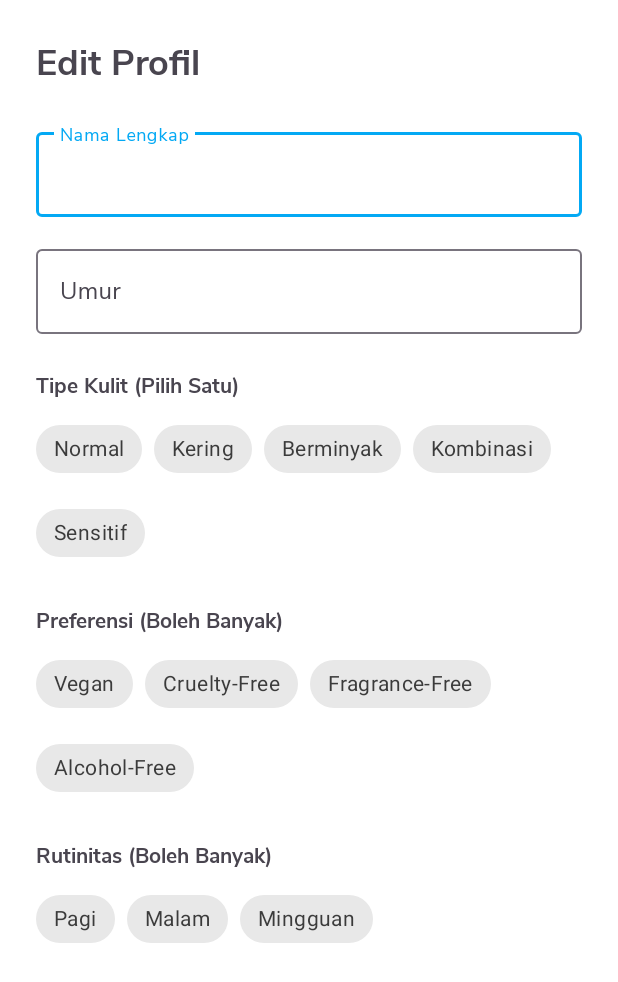
After one commit to jerrover/UTS-UAS_Mobile_App_Programming, an Android app: the layout dialog_edit_profile.xml on its own in the app's theme, with its tools: preview values and no code run, on a phone screen of 412 x 824 dp. The commit adds this screen. Shown: the top 982 px of the screen. Run offline under Robolectric (Android 15) with nearby library versions, the phone set to English and light mode, and no system bars.

Commit message:
bisa edit profil (50%)

```diff
--- /dev/null
+++ b/app/src/main/res/layout/dialog_edit_profile.xml
@@ -0,0 +1,155 @@
+<?xml version="1.0" encoding="utf-8"?>
+<ScrollView xmlns:android="http://schemas.android.com/apk/res/android"
+    xmlns:app="http://schemas.android.com/apk/res-auto"
+    android:layout_width="match_parent"
+    android:layout_height="match_parent">
+
+    <LinearLayout
+        android:layout_width="match_parent"
+        android:layout_height="wrap_content"
+        android:orientation="vertical"
+        android:padding="24dp">
+
+        <TextView
+            android:layout_width="wrap_content"
+            android:layout_height="wrap_content"
+            android:text="Edit Profil"
+            android:textSize="24sp"
+            android:textStyle="bold"
+            android:layout_marginBottom="24dp"/>
+
+        <com.google.android.material.textfield.TextInputLayout
+            android:layout_width="match_parent"
+            android:layout_height="wrap_content"
+            android:hint="Nama Lengkap"
+            android:layout_marginBottom="16dp">
+
+            <com.google.android.material.textfield.TextInputEditText
+                android:id="@+id/etEditName"
+                android:layout_width="match_parent"
+                android:layout_height="wrap_content"
+                android:inputType="textPersonName" />
+        </com.google.android.material.textfield.TextInputLayout>
+
+        <com.google.android.material.textfield.TextInputLayout
+            android:layout_width="match_parent"
+            android:layout_height="wrap_content"
+            android:hint="Umur"
+            android:layout_marginBottom="24dp">
+
+            <com.google.android.material.textfield.TextInputEditText
+                android:id="@+id/etEditAge"
+                android:layout_width="match_parent"
+                android:layout_height="wrap_content"
+                android:inputType="number" />
+        </com.google.android.material.textfield.TextInputLayout>
+
+        <TextView
+            android:layout_width="wrap_content"
+            android:layout_height="wrap_content"
+            android:text="Tipe Kulit (Pilih Satu)"
+            android:textStyle="bold"
+            android:layout_marginBottom="8dp"/>
+
+        <com.google.android.material.chip.ChipGroup
+            android:id="@+id/cgSkinType"
+            android:layout_width="match_parent"
+            android:layout_height="wrap_content"
+            app:singleSelection="true"
+            app:selectionRequired="true"
+            android:layout_marginBottom="24dp">
+
+            <com.google.android.material.chip.Chip
+                style="@style/Widget.MaterialComponents.Chip.Choice"
+                android:layout_width="wrap_content"
+                android:layout_height="wrap_content"
+                android:text="Normal" />
+            <com.google.android.material.chip.Chip
+                style="@style/Widget.MaterialComponents.Chip.Choice"
+                android:layout_width="wrap_content"
+                android:layout_height="wrap_content"
+                android:text="Kering" />
+            <com.google.android.material.chip.Chip
+                style="@style/Widget.MaterialComponents.Chip.Choice"
+                android:layout_width="wrap_content"
+                android:layout_height="wrap_content"
+                android:text="Berminyak" />
+            <com.google.android.material.chip.Chip
+                style="@style/Widget.MaterialComponents.Chip.Choice"
+                android:layout_width="wrap_content"
+                android:layout_height="wrap_content"
+                android:text="Kombinasi" />
+            <com.google.android.material.chip.Chip
+                style="@style/Widget.MaterialComponents.Chip.Choice"
+                android:layout_width="wrap_content"
+                android:layout_height="wrap_content"
+                android:text="Sensitif" />
+        </com.google.android.material.chip.ChipGroup>
+
+        <TextView
+            android:layout_width="wrap_content"
+            android:layout_height="wrap_content"
+            android:text="Preferensi (Boleh Banyak)"
+            android:textStyle="bold"
+            android:layout_marginBottom="8dp"/>
+
+        <com.google.android.material.chip.ChipGroup
+            android:id="@+id/cgPreferences"
+            android:layout_width="match_parent"
+            android:layout_height="wrap_content"
+            android:layout_marginBottom="24dp">
+
+            <com.google.android.material.chip.Chip
+                style="@style/Widget.MaterialComponents.Chip.Filter"
+                android:layout_width="wrap_content"
+                android:layout_height="wrap_content"
+                android:text="Vegan" />
+            <com.google.android.material.chip.Chip
+                style="@style/Widget.MaterialComponents.Chip.Filter"
+                android:layout_width="wrap_content"
+                android:layout_height="wrap_content"
+                android:text="Cruelty-Free" />
+            <com.google.android.material.chip.Chip
+                style="@style/Widget.MaterialComponents.Chip.Filter"
+                android:layout_width="wrap_content"
+                android:layout_height="wrap_content"
+                android:text="Fragrance-Free" />
+            <com.google.android.material.chip.Chip
+                style="@style/Widget.MaterialComponents.Chip.Filter"
+                android:layout_width="wrap_content"
+                android:layout_height="wrap_content"
+                android:text="Alcohol-Free" />
+        </com.google.android.material.chip.ChipGroup>
+
+        <TextView
+            android:layout_width="wrap_content"
+            android:layout_height="wrap_content"
+            android:text="Rutinitas (Boleh Banyak)"
+            android:textStyle="bold"
+            android:layout_marginBottom="8dp"/>
+
+        <com.google.android.material.chip.ChipGroup
+            android:id="@+id/cgRoutines"
+            android:layout_width="match_parent"
+            android:layout_height="wrap_content"
+            android:layout_marginBottom="16dp">
+
+            <com.google.android.material.chip.Chip
+                style="@style/Widget.MaterialComponents.Chip.Filter"
+                android:layout_width="wrap_content"
+                android:layout_height="wrap_content"
+                android:text="Pagi" />
+            <com.google.android.material.chip.Chip
+                style="@style/Widget.MaterialComponents.Chip.Filter"
+                android:layout_width="wrap_content"
+                android:layout_height="wrap_content"
+                android:text="Malam" />
+            <com.google.android.material.chip.Chip
+                style="@style/Widget.MaterialComponents.Chip.Filter"
+                android:layout_width="wrap_content"
+                android:layout_height="wrap_content"
+                android:text="Mingguan" />
+        </com.google.android.material.chip.ChipGroup>
+
+    </LinearLayout>
+</ScrollView>
```
Also changed, not shown: app/src/main/java/com/example/dermamindapp/ui/fragment/ProfileFragment.kt (+125 -15 lines), app/src/main/java/com/example/dermamindapp/ui/viewmodel/ProfileViewModel.kt (+28 -0 lines), app/src/main/res/layout/fragment_profile.xml (+9 -0 lines).
